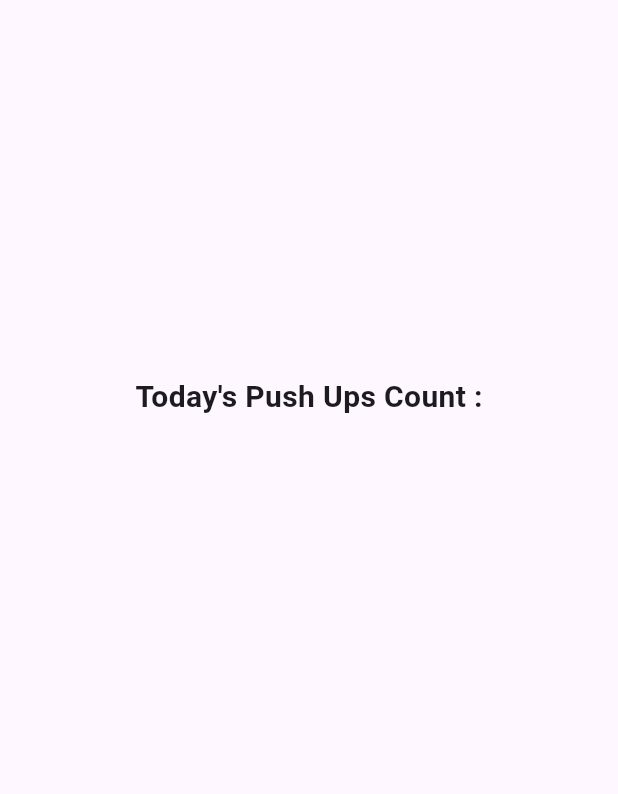
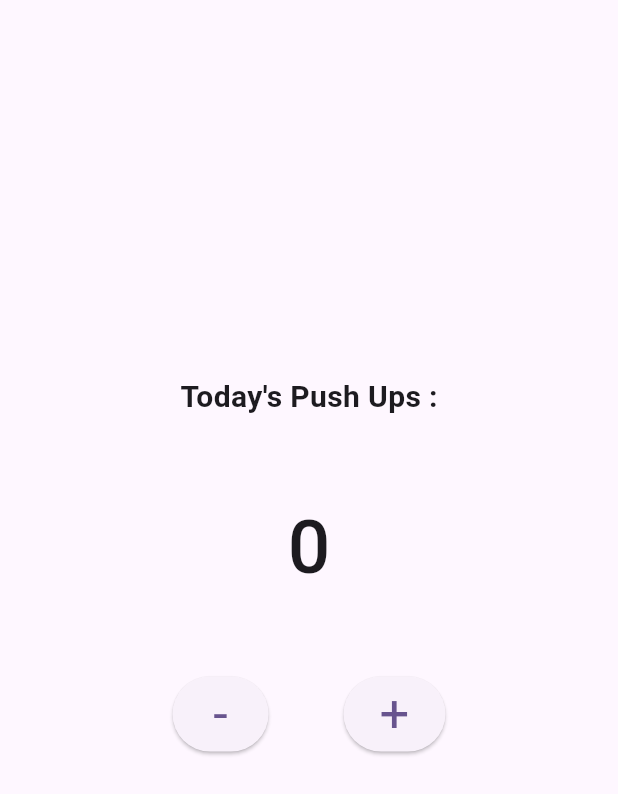
Before and after one commit to PriyanshuSuryawanshi/Daily_Pushup_Tracker, a Flutter app: the screen it shows after launch, on a phone screen of 412 x 824 dp. Shown: the top 794 px of the screen. Run offline on Flutter 3.47's test engine with Material 2 defaults, Android fonts, the phone set to English and light mode, and no system bars.

Commit message:
Added + and - Button

```diff
--- a/lib/main.dart
+++ b/lib/main.dart
@@ -15,7 +15,7 @@ class MyApp extends StatelessWidget {
         colorScheme: ColorScheme.fromSeed(seedColor: Colors.deepPurple),
         useMaterial3: true,
       ),
-      home: MyHomePage(),
+      home: const MyHomePage(),
     );
   }
 }
@@ -28,20 +28,58 @@ class MyHomePage extends StatefulWidget {
 }
 
 class _MyHomePageState extends State<MyHomePage> {
+  int count = 0;
+
   @override
   Widget build(BuildContext context) {
     return Scaffold(
-      body: Center(
-        child: Column(
-          children: [
-            SizedBox(height: 250),
-            const Text(
-              'Today\'s Push Ups Count :',
-              style: TextStyle(fontSize: 20, fontWeight: FontWeight.w700),
-            ),
-          ],
-        ),
+      body: Column(
+        children: [
+          const SizedBox(height: 250),
+          const Text(
+            'Today\'s Push Ups :',
+            style: TextStyle(fontSize: 20, fontWeight: FontWeight.w700),
+          ),
+          const SizedBox(height: 50),
+          Text(
+            '$count',
+            style: const TextStyle(fontSize: 50, fontWeight: FontWeight.w500),
+          ),
+          const SizedBox(height: 50),
+          Row(
+            mainAxisAlignment: MainAxisAlignment.center,
+            children: [
+              ElevatedButton(
+                  onPressed: subtractPushup,
+                  child: const Text(
+                    '-',
+                    style: TextStyle(fontSize: 35, fontWeight: FontWeight.w400),
+                  )),
+              const SizedBox(
+                width: 50,
+              ),
+              ElevatedButton(
+                  onPressed: addPushup,
+                  child: const Text(
+                    '+',
+                    style: TextStyle(fontSize: 35, fontWeight: FontWeight.w400),
+                  )),
+            ],
+          )
+        ],
       ),
     );
   }
+
+  addPushup() {
+    count += 1;
+    setState(() {});
+  }
+
+  subtractPushup() {
+    if (count > 0) {
+      count -= 1;
+    }
+    setState(() {});
+  }
 }
```
